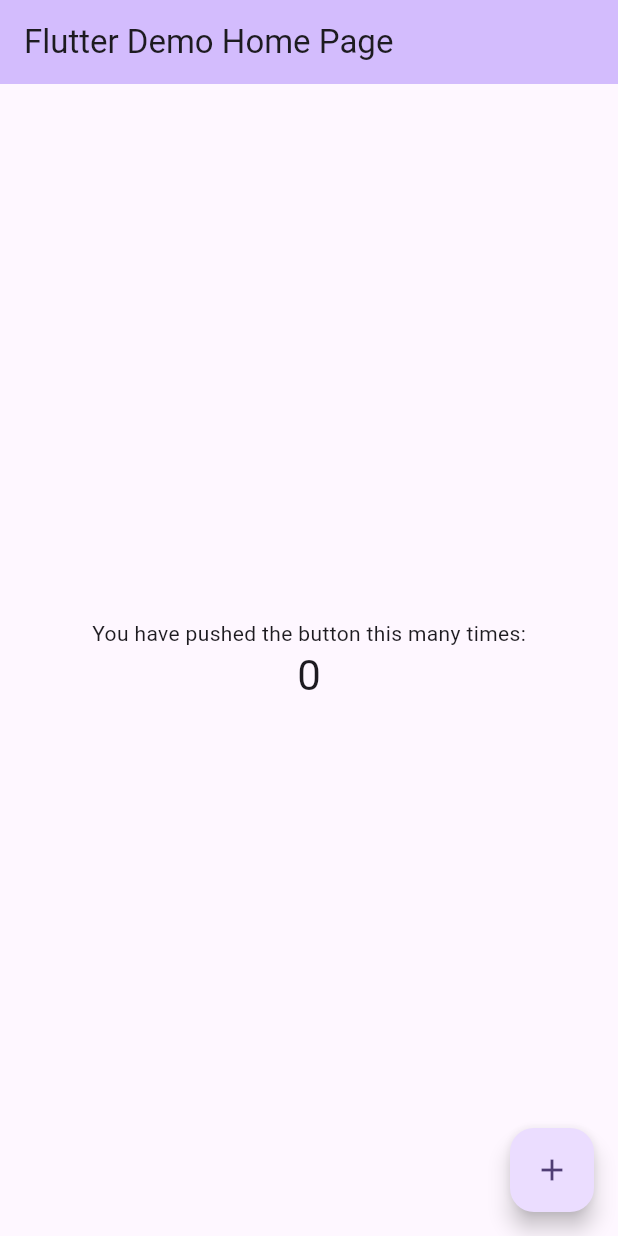
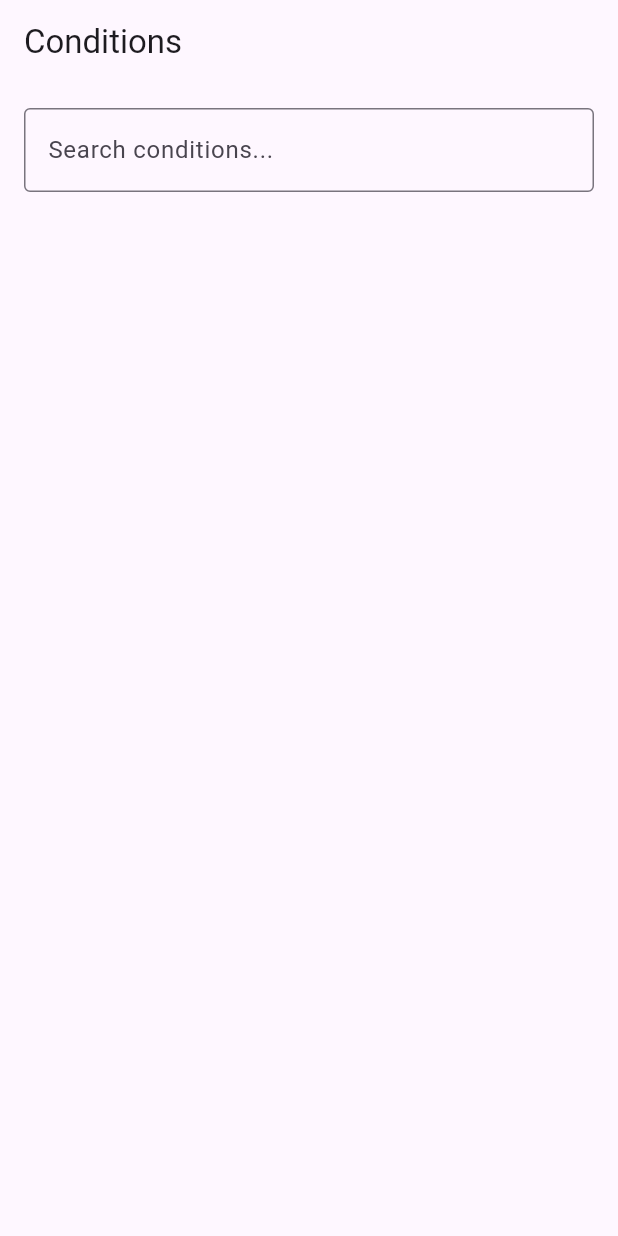
Before and after one commit to pndaRN/ComplyHealth, a Flutter app: the screen it shows after launch, on a phone screen of 412 x 824 dp. Run offline on Flutter 3.47's test engine with Material 3 defaults, Android fonts, the phone set to English and light mode, and no system bars; our stand-ins replace flutter_riverpod, hive, hive_flutter; accounts and stored records are empty.

Commit message:
I have a conditions screen

```diff
--- /dev/null
+++ b/frontend/lib/core/services/icd_service.dart
@@ -0,0 +1,23 @@
+import 'dart:convert';
+import 'package:flutter/services.dart' show rootBundle;
+import '../models/disease.dart';
+
+class ICDService {
+  static Future<List<Disease>> loadAll() async {
+    final data = await rootBundle.loadString('assets/icd10_chronic.json');
+    final List jsonList = jsonDecode(data);
+    return jsonList.map((e) => Disease.fromJson(e)).toList();
+  }
+
+  static List<Disease> search(List<Disease> all, String term) {
+    if (term.isEmpty) return [];
+    final lower = term.toLowerCase();
+    return all
+        .where(
+          (d) =>
+              d.name.toLowerCase().contains(lower) ||
+              d.code.toLowerCase().contains(lower),
+        )
+        .toList();
+  }
+}
--- /dev/null
+++ b/frontend/lib/core/state/conditions_provider.dart
@@ -0,0 +1,33 @@
+import 'package:flutter_riverpod/flutter_riverpod.dart';
+import 'package:hive/hive.dart';
+import "../models/disease.dart";
+
+final conditionsProvider = NotifierProvider<ConditionsNotifier, List<Disease>>(
+  ConditionsNotifier.new,
+);
+
+class ConditionsNotifier extends Notifier<List<Disease>> {
+  @override
+  List<Disease> build() {
+    _loadConditions();
+    return [];
+  }
+
+  Future<void> _loadConditions() async {
+    final box = await Hive.openBox('conditions');
+    final saved = box.values.map((e) => e as Disease).toList();
+    state = saved;
+  }
+
+  Future<void> addCondition(Disease disease) async {
+    final box = await Hive.openBox('conditions');
+    await box.put(disease.code, disease);
+    state = [...state, disease];
+  }
+
+  Future<void> removeCondition(Disease disease) async {
+    final box = await Hive.openBox('conditions');
+    await box.delete(disease.code);
+    state = state.where((d) => d.code != disease.code).toList();
+  }
+}
--- /dev/null
+++ b/frontend/lib/features/conditions/conditions_screen.dart
@@ -0,0 +1,108 @@
+import 'package:flutter/material.dart';
+import 'package:flutter_riverpod/flutter_riverpod.dart';
+import '../../core/models/disease.dart';
+import '../../core/services/icd_service.dart';
+import '../../core/state/conditions_provider.dart';
+
+class ConditionsScreen extends ConsumerStatefulWidget {
+  const ConditionsScreen({super.key});
+
+  @override
+  ConsumerState<ConditionsScreen> createState() => _ConditionsScreenState();
+}
+
+class _ConditionsScreenState extends ConsumerState<ConditionsScreen> {
+  List<Disease> allConditions = [];
+  List<Disease> searchResults = [];
+  final TextEditingController controller = TextEditingController();
+
+  @override
+  void initState() {
+    super.initState();
+    loadConditions();
+  }
+
+  Future<void> loadConditions() async {
+    allConditions = await ICDService.loadAll();
+    setState(() {});
+  }
+
+  void search(String term) {
+    setState(() {
+      searchResults = ICDService.search(allConditions, term);
+    });
+  }
+
+  @override
+  Widget build(BuildContext context) {
+    final myConditions = ref.watch(conditionsProvider);
+
+    return Scaffold(
+      appBar: AppBar(title: const Text('Conditions')),
+      body: Padding(
+        padding: const EdgeInsets.all(16),
+        child: Column(
+          children: [
+            TextField(
+              controller: controller,
+              onChanged: search,
+              decoration: const InputDecoration(
+                labelText: 'Search conditions...',
+                border: OutlineInputBorder(),
+              ),
+            ),
+            const SizedBox(height: 12),
+            if (searchResults.isNotEmpty)
+              Expanded(
+                child: ListView.builder(
+                  itemCount: searchResults.length,
+                  itemBuilder: (context, i) {
+                    final disease = searchResults[i];
+                    final added = myConditions.any(
+                      (d) => d.code == disease.code,
+                    );
+                    return ListTile(
+                      title: Text(disease.name),
+                      subtitle: Text('${disease.code} • ${disease.category}'),
+                      trailing: IconButton(
+                        icon: Icon(
+                          added ? Icons.check_circle : Icons.add_circle_outline,
+                          color: added ? Colors.green : null,
+                        ),
+                        onPressed: added
+                            ? null
+                            : () => ref
+                                  .read(conditionsProvider.notifier)
+                                  .addCondition(disease),
+                      ),
+                    );
+                  },
+                ),
+              )
+            else if (controller.text.isNotEmpty)
+              const Text('No results found.'),
+            if (myConditions.isNotEmpty && controller.text.isEmpty)
+              Expanded(
+                child: ListView.builder(
+                  itemCount: myConditions.length,
+                  itemBuilder: (context, i) {
+                    final d = myConditions[i];
+                    return ListTile(
+                      title: Text(d.name),
+                      subtitle: Text(d.code),
+                      trailing: IconButton(
+                        onPressed: () => ref
+                            .read(conditionsProvider.notifier)
+                            .removeCondition(d),
+                        icon: const Icon(Icons.delete_outlined),
+                      ),
+                    );
+                  },
+                ),
+              ),
+          ],
+        ),
+      ),
+    );
+  }
+}
--- a/frontend/lib/main.dart
+++ b/frontend/lib/main.dart
@@ -1,122 +1,25 @@
 import 'package:flutter/material.dart';
+import 'package:flutter_riverpod/flutter_riverpod.dart';
+import 'package:hive_flutter/hive_flutter.dart';
+import 'core/models/disease.dart';
+import 'features/conditions/conditions_screen.dart';
 
-void main() {
-  runApp(const MyApp());
+void main() async {
+  WidgetsFlutterBinding.ensureInitialized();
+  await Hive.initFlutter();
+  Hive.registerAdapter(DiseaseAdapter());
+  runApp(const ProviderScope(child: MedSyncApp()));
 }
 
-class MyApp extends StatelessWidget {
-  const MyApp({super.key});
+class MedSyncApp extends StatelessWidget {
+  const MedSyncApp({super.key});
 
-  // This widget is the root of your application.
   @override
   Widget build(BuildContext context) {
     return MaterialApp(
-      title: 'Flutter Demo',
-      theme: ThemeData(
-        // This is the theme of your application.
-        //
-        // TRY THIS: Try running your application with "flutter run". You'll see
-        // the application has a purple toolbar. Then, without quitting the app,
-        // try changing the seedColor in the colorScheme below to Colors.green
-        // and then invoke "hot reload" (save your changes or press the "hot
-        // reload" button in a Flutter-supported IDE, or press "r" if you used
-        // the command line to start the app).
-        //
-        // Notice that the counter didn't reset back to zero; the application
-        // state is not lost during the reload. To reset the state, use hot
-        // restart instead.
-        //
-        // This works for code too, not just values: Most code changes can be
-        // tested with just a hot reload.
-        colorScheme: ColorScheme.fromSeed(seedColor: Colors.deepPurple),
-      ),
-      home: const MyHomePage(title: 'Flutter Demo Home Page'),
+      title: 'MedSync',
+      theme: ThemeData(primarySwatch: Colors.blue),
+      home: const ConditionsScreen(),
     );
   }
 }
-
-class MyHomePage extends StatefulWidget {
-  const MyHomePage({super.key, required this.title});
-
-  // This widget is the home page of your application. It is stateful, meaning
-  // that it has a State object (defined below) that contains fields that affect
-  // how it looks.
-
-  // This class is the configuration for the state. It holds the values (in this
-  // case the title) provided by the parent (in this case the App widget) and
-  // used by the build method of the State. Fields in a Widget subclass are
-  // always marked "final".
-
-  final String title;
-
-  @override
-  State<MyHomePage> createState() => _MyHomePageState();
-}
-
-class _MyHomePageState extends State<MyHomePage> {
-  int _counter = 0;
-
-  void _incrementCounter() {
-    setState(() {
-      // This call to setState tells the Flutter framework that something has
-      // changed in this State, which causes it to rerun the build method below
-      // so that the display can reflect the updated values. If we changed
-      // _counter without calling setState(), then the build method would not be
-      // called again, and so nothing would appear to happen.
-      _counter++;
-    });
-  }
-
-  @override
-  Widget build(BuildContext context) {
-    // This method is rerun every time setState is called, for instance as done
-    // by the _incrementCounter method above.
-    //
-    // The Flutter framework has been optimized to make rerunning build methods
-    // fast, so that you can just rebuild anything that needs updating rather
-    // than having to individually change instances of widgets.
-    return Scaffold(
-      appBar: AppBar(
-        // TRY THIS: Try changing the color here to a specific color (to
-        // Colors.amber, perhaps?) and trigger a hot reload to see the AppBar
-        // change color while the other colors stay the same.
-        backgroundColor: Theme.of(context).colorScheme.inversePrimary,
-        // Here we take the value from the MyHomePage object that was created by
-        // the App.build method, and use it to set our appbar title.
-        title: Text(widget.title),
-      ),
-      body: Center(
-        // Center is a layout widget. It takes a single child and positions it
-        // in the middle of the parent.
-        child: Column(
-          // Column is also a layout widget. It takes a list of children and
-          // arranges them vertically. By default, it sizes itself to fit its
-          // children horizontally, and tries to be as tall as its parent.
-          //
-          // Column has various properties to control how it sizes itself and
-          // how it positions its children. Here we use mainAxisAlignment to
-          // center the children vertically; the main axis here is the vertical
-          // axis because Columns are vertical (the cross axis would be
-          // horizontal).
-          //
-          // TRY THIS: Invoke "debug painting" (choose the "Toggle Debug Paint"
-          // action in the IDE, or press "p" in the console), to see the
-          // wireframe for each widget.
-          mainAxisAlignment: MainAxisAlignment.center,
-          children: <Widget>[
-            const Text('You have pushed the button this many times:'),
-            Text(
-              '$_counter',
-              style: Theme.of(context).textTheme.headlineMedium,
-            ),
-          ],
-        ),
-      ),
-      floatingActionButton: FloatingActionButton(
-        onPressed: _incrementCounter,
-        tooltip: 'Increment',
-        child: const Icon(Icons.add),
-      ), // This trailing comma makes auto-formatting nicer for build methods.
-    );
-  }
-}
```
